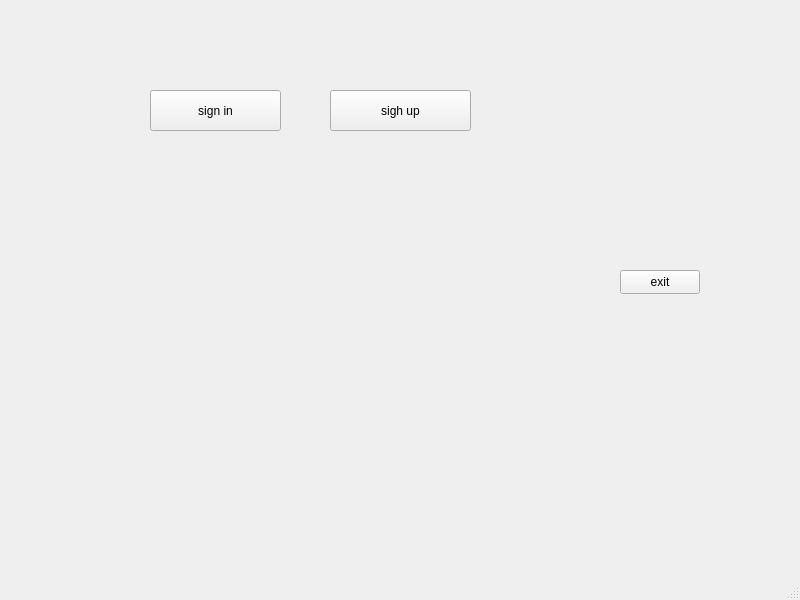
Ps3383/iut_wallet, file iut/mainwindow.ui: the form before one commit.
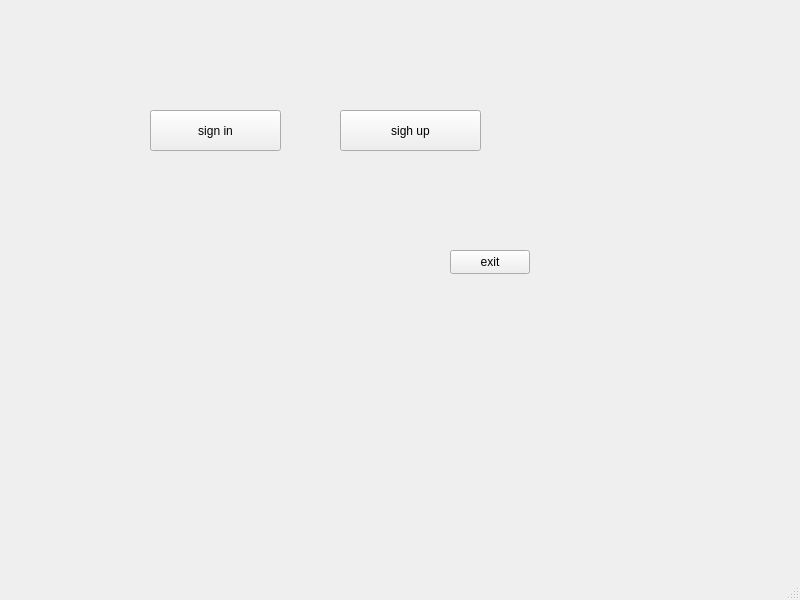
The form after the commit.

What changed in the file:
```diff
--- a/iut/mainwindow.ui
+++ b/iut/mainwindow.ui
@@ -18,7 +18,7 @@
     <property name="geometry">
      <rect>
       <x>150</x>
-      <y>90</y>
+      <y>110</y>
       <width>131</width>
       <height>41</height>
      </rect>
@@ -30,8 +30,8 @@
    <widget class="QPushButton" name="pushButton_2">
     <property name="geometry">
      <rect>
-      <x>330</x>
-      <y>90</y>
+      <x>340</x>
+      <y>110</y>
       <width>141</width>
       <height>41</height>
      </rect>
@@ -43,8 +43,8 @@
    <widget class="QPushButton" name="pushButton_3">
     <property name="geometry">
      <rect>
-      <x>620</x>
-      <y>270</y>
+      <x>450</x>
+      <y>250</y>
       <width>80</width>
       <height>24</height>
      </rect>
```
